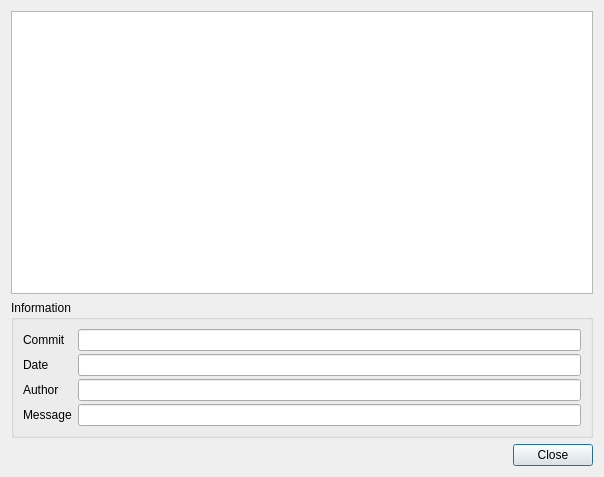
Qt form src/BlameWindow.ui (soramimi/Guitar) before a commit.
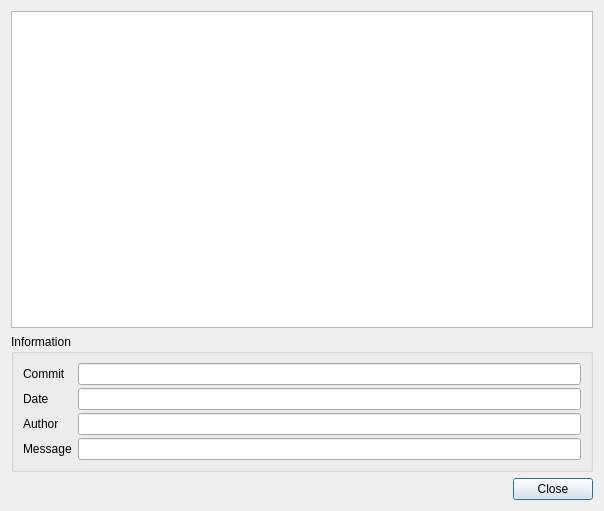
The same form after that commit. Custom widgets are drawn as their Qt base class.

Diff of the .ui file:
```diff
--- a/src/BlameWindow.ui
+++ b/src/BlameWindow.ui
@@ -7,7 +7,7 @@
     <x>0</x>
     <y>0</y>
     <width>604</width>
-    <height>477</height>
+    <height>511</height>
    </rect>
   </property>
   <property name="windowTitle">
@@ -45,6 +45,12 @@
       <string>Information</string>
      </property>
      <layout class="QFormLayout" name="formLayout">
+      <property name="labelAlignment">
+       <set>Qt::AlignLeading|Qt::AlignLeft|Qt::AlignVCenter</set>
+      </property>
+      <property name="formAlignment">
+       <set>Qt::AlignLeading|Qt::AlignLeft|Qt::AlignTop</set>
+      </property>
       <property name="verticalSpacing">
        <number>3</number>
       </property>
```
Left out of the diff: 20 changed lines with no effect on the pictures.
